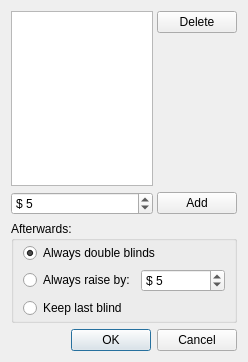
This is src/gui/qt/manualblindsorderdialog.ui in pokerth/pokerth as Qt 5 draws it before an edit. The edited form follows.
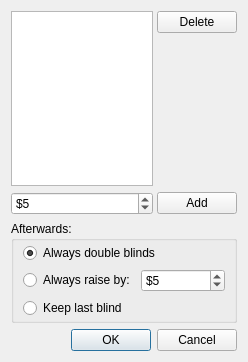
This is the edited form.

What changed in the file:
```diff
--- a/src/gui/qt/manualblindsorderdialog.ui
+++ b/src/gui/qt/manualblindsorderdialog.ui
@@ -44,7 +44,7 @@
      <item row="2" column="0" >
       <widget class="QSpinBox" name="spinBox_input" >
        <property name="prefix" >
-        <string>$ </string>
+        <string>$</string>
        </property>
        <property name="maximum" >
         <number>5000</number>
@@ -97,7 +97,7 @@
         <item>
          <widget class="QSpinBox" name="spinBox_alwaysRaiseValue" >
           <property name="prefix" >
-           <string>$ </string>
+           <string>$</string>
           </property>
           <property name="maximum" >
            <number>5000</number>
```
